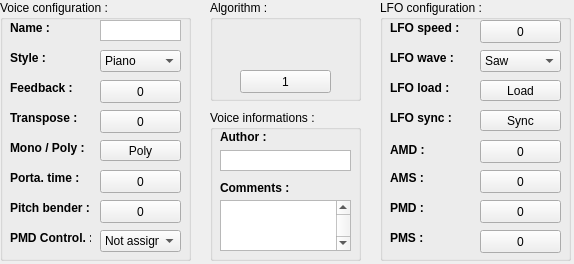
First picture: the form in interface/qvoice.ui, repository LasDesu/fb01editor, before the edit.
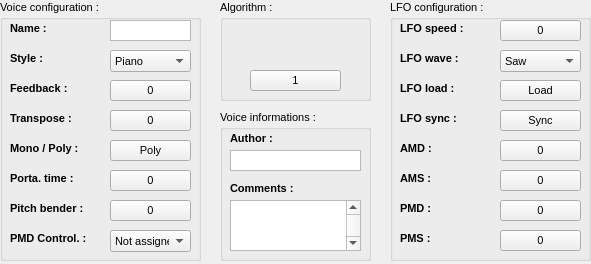
Second picture: the form after the edit. Icons and pictures are not drawn. Custom widgets are drawn as their Qt base class.

The edit to the form file:
```diff
--- a/interface/qvoice.ui
+++ b/interface/qvoice.ui
@@ -6,7 +6,7 @@
    <rect>
     <x>0</x>
     <y>0</y>
-    <width>574</width>
+    <width>591</width>
     <height>264</height>
    </rect>
   </property>
@@ -18,10 +18,15 @@
     <rect>
      <x>0</x>
      <y>0</y>
-     <width>191</width>
+     <width>201</width>
      <height>261</height>
     </rect>
    </property>
+   <property name="font">
+    <font>
+     <pointsize>8</pointsize>
+    </font>
+   </property>
    <property name="title">
     <string>Voice configuration :</string>
    </property>
@@ -30,12 +35,13 @@
      <rect>
       <x>10</x>
       <y>50</y>
-      <width>81</width>
+      <width>91</width>
       <height>16</height>
      </rect>
     </property>
     <property name="font">
      <font>
+      <pointsize>8</pointsize>
       <weight>75</weight>
       <bold>true</bold>
      </font>
@@ -47,12 +53,17 @@
    <widget class="QComboBox" name="cmbBox_style">
     <property name="geometry">
      <rect>
-      <x>100</x>
+      <x>110</x>
       <y>50</y>
       <width>81</width>
       <height>22</height>
      </rect>
     </property>
+    <property name="font">
+     <font>
+      <pointsize>8</pointsize>
+     </font>
+    </property>
     <property name="toolTip">
      <string>The style of the voice (stored as user code)</string>
     </property>
@@ -137,12 +148,13 @@
      <rect>
       <x>10</x>
       <y>20</y>
-      <width>81</width>
+      <width>91</width>
       <height>16</height>
      </rect>
     </property>
     <property name="font">
      <font>
+      <pointsize>8</pointsize>
       <weight>75</weight>
       <bold>true</bold>
      </font>
@@ -154,12 +166,17 @@
    <widget class="QPlainTextEdit" name="txtEdit_voicename">
     <property name="geometry">
      <rect>
-      <x>100</x>
+      <x>110</x>
       <y>20</y>
       <width>81</width>
       <height>21</height>
      </rect>
     </property>
+    <property name="font">
+     <font>
+      <pointsize>8</pointsize>
+     </font>
+    </property>
     <property name="toolTip">
      <string>The name of the voice</string>
     </property>
@@ -184,12 +201,13 @@
      <rect>
       <x>10</x>
       <y>80</y>
-      <width>81</width>
+      <width>91</width>
       <height>16</height>
      </rect>
     </property>
     <property name="font">
      <font>
+      <pointsize>8</pointsize>
       <weight>75</weight>
       <bold>true</bold>
      </font>
@@ -201,12 +219,17 @@
    <widget class="QButton" name="but_feedback">
     <property name="geometry">
      <rect>
-      <x>100</x>
+      <x>110</x>
       <y>80</y>
       <width>81</width>
-      <height>23</height>
+      <height>21</height>
      </rect>
     </property>
+    <property name="font">
+     <font>
+      <pointsize>8</pointsize>
+     </font>
+    </property>
     <property name="toolTip">
      <string>The level of feedback for the synthesis</string>
     </property>
@@ -225,12 +248,13 @@
      <rect>
       <x>10</x>
       <y>170</y>
-      <width>81</width>
+      <width>91</width>
       <height>16</height>
      </rect>
     </property>
     <property name="font">
      <font>
+      <pointsize>8</pointsize>
       <weight>75</weight>
       <bold>true</bold>
      </font>
@@ -242,12 +266,17 @@
    <widget class="QButton" name="but_porta">
     <property name="geometry">
      <rect>
-      <x>100</x>
+      <x>110</x>
       <y>170</y>
       <width>81</width>
-      <height>23</height>
+      <height>21</height>
      </rect>
     </property>
+    <property name="font">
+     <font>
+      <pointsize>8</pointsize>
+     </font>
+    </property>
     <property name="toolTip">
      <string>The portamento length of the instrument</string>
     </property>
@@ -266,12 +295,13 @@
      <rect>
       <x>10</x>
       <y>200</y>
-      <width>81</width>
+      <width>91</width>
       <height>16</height>
      </rect>
     </property>
     <property name="font">
      <font>
+      <pointsize>8</pointsize>
       <weight>75</weight>
       <bold>true</bold>
      </font>
@@ -283,12 +313,17 @@
    <widget class="QButton" name="but_trans">
     <property name="geometry">
      <rect>
-      <x>100</x>
+      <x>110</x>
       <y>110</y>
       <width>81</width>
-      <height>23</height>
+      <height>21</height>
      </rect>
     </property>
+    <property name="font">
+     <font>
+      <pointsize>8</pointsize>
+     </font>
+    </property>
     <property name="toolTip">
      <string>The transpose level of the voice</string>
     </property>
@@ -305,12 +340,17 @@
    <widget class="QPushButton" name="pshBut_poly">
     <property name="geometry">
      <rect>
-      <x>100</x>
+      <x>110</x>
       <y>140</y>
       <width>81</width>
       <height>21</height>
      </rect>
     </property>
+    <property name="font">
+     <font>
+      <pointsize>8</pointsize>
+     </font>
+    </property>
     <property name="toolTip">
      <string>The voice response to a multiple notes play</string>
     </property>
@@ -324,12 +364,17 @@
    <widget class="QComboBox" name="cmbBox_pmdctl">
     <property name="geometry">
      <rect>
-      <x>100</x>
+      <x>110</x>
       <y>230</y>
       <width>81</width>
       <height>22</height>
      </rect>
     </property>
+    <property name="font">
+     <font>
+      <pointsize>8</pointsize>
+     </font>
+    </property>
     <property name="toolTip">
      <string>The kind of MIDI controler assigned to PMD</string>
     </property>
@@ -362,12 +407,17 @@
    <widget class="QButton" name="but_pitch">
     <property name="geometry">
      <rect>
-      <x>100</x>
+      <x>110</x>
       <y>200</y>
       <width>81</width>
-      <height>23</height>
+      <height>21</height>
      </rect>
     </property>
+    <property name="font">
+     <font>
+      <pointsize>8</pointsize>
+     </font>
+    </property>
     <property name="toolTip">
      <string>The pitchbender range of the voice</string>
     </property>
@@ -386,12 +436,13 @@
      <rect>
       <x>10</x>
       <y>110</y>
-      <width>81</width>
+      <width>91</width>
       <height>16</height>
      </rect>
     </property>
     <property name="font">
      <font>
+      <pointsize>8</pointsize>
       <weight>75</weight>
       <bold>true</bold>
      </font>
@@ -405,12 +456,13 @@
      <rect>
       <x>10</x>
       <y>140</y>
-      <width>81</width>
+      <width>91</width>
       <height>16</height>
      </rect>
     </property>
     <property name="font">
      <font>
+      <pointsize>8</pointsize>
       <weight>75</weight>
       <bold>true</bold>
      </font>
@@ -424,12 +476,13 @@
      <rect>
       <x>10</x>
       <y>230</y>
-      <width>81</width>
+      <width>91</width>
       <height>16</height>
      </rect>
     </property>
     <property name="font">
      <font>
+      <pointsize>8</pointsize>
       <weight>75</weight>
       <bold>true</bold>
      </font>
@@ -442,12 +495,17 @@
   <widget class="QGroupBox" name="grpBox_algorithm">
    <property name="geometry">
     <rect>
-     <x>210</x>
+     <x>220</x>
      <y>0</y>
      <width>151</width>
      <height>101</height>
     </rect>
    </property>
+   <property name="font">
+    <font>
+     <pointsize>8</pointsize>
+    </font>
+   </property>
    <property name="title">
     <string>Algorithm :</string>
    </property>
@@ -473,9 +531,14 @@
       <x>30</x>
       <y>70</y>
       <width>91</width>
-      <height>23</height>
+      <height>21</height>
      </rect>
     </property>
+    <property name="font">
+     <font>
+      <pointsize>8</pointsize>
+     </font>
+    </property>
     <property name="toolTip">
      <string>The sound algorithm of the voice</string>
     </property>
@@ -493,12 +556,17 @@
   <widget class="QGroupBox" name="grpBox_LFO">
    <property name="geometry">
     <rect>
-     <x>380</x>
+     <x>390</x>
      <y>0</y>
-     <width>191</width>
+     <width>201</width>
      <height>261</height>
     </rect>
    </property>
+   <property name="font">
+    <font>
+     <pointsize>8</pointsize>
+    </font>
+   </property>
    <property name="title">
     <string>LFO configuration :</string>
    </property>
@@ -507,12 +575,13 @@
      <rect>
       <x>10</x>
       <y>50</y>
-      <width>81</width>
+      <width>91</width>
       <height>16</height>
      </rect>
     </property>
     <property name="font">
      <font>
+      <pointsize>8</pointsize>
       <weight>75</weight>
       <bold>true</bold>
      </font>
@@ -524,12 +593,17 @@
    <widget class="QComboBox" name="cmbBox_LFOwave">
     <property name="geometry">
      <rect>
-      <x>100</x>
+      <x>110</x>
       <y>50</y>
       <width>81</width>
       <height>22</height>
      </rect>
     </property>
+    <property name="font">
+     <font>
+      <pointsize>8</pointsize>
+     </font>
+    </property>
     <property name="toolTip">
      <string>The requested waveform for the LFO</string>
     </property>
@@ -559,12 +633,13 @@
      <rect>
       <x>10</x>
       <y>20</y>
-      <width>81</width>
+      <width>91</width>
       <height>16</height>
      </rect>
     </property>
     <property name="font">
      <font>
+      <pointsize>8</pointsize>
       <weight>75</weight>
       <bold>true</bold>
      </font>
@@ -578,12 +653,13 @@
      <rect>
       <x>10</x>
       <y>80</y>
-      <width>81</width>
+      <width>91</width>
       <height>16</height>
      </rect>
     </property>
     <property name="font">
      <font>
+      <pointsize>8</pointsize>
       <weight>75</weight>
       <bold>true</bold>
      </font>
@@ -595,12 +671,17 @@
    <widget class="QPushButton" name="pshBut_LFOload">
     <property name="geometry">
      <rect>
-      <x>100</x>
+      <x>110</x>
       <y>80</y>
       <width>81</width>
       <height>21</height>
      </rect>
     </property>
+    <property name="font">
+     <font>
+      <pointsize>8</pointsize>
+     </font>
+    </property>
     <property name="toolTip">
      <string>Set the LFO configuration when loading the voice</string>
     </property>
@@ -616,12 +697,13 @@
      <rect>
       <x>10</x>
       <y>110</y>
-      <width>81</width>
+      <width>91</width>
       <height>16</height>
      </rect>
     </property>
     <property name="font">
      <font>
+      <pointsize>8</pointsize>
       <weight>75</weight>
       <bold>true</bold>
      </font>
@@ -633,12 +715,17 @@
    <widget class="QPushButton" name="pshBut_LFOsync">
     <property name="geometry">
      <rect>
-      <x>100</x>
+      <x>110</x>
       <y>110</y>
       <width>81</width>
       <height>21</height>
      </rect>
     </property>
+    <property name="font">
+     <font>
+      <pointsize>8</pointsize>
+     </font>
+    </property>
     <property name="toolTip">
      <string>Synchronize the LFO with key pressing</string>
     </property>
@@ -652,12 +739,17 @@
    <widget class="QButton" name="but_PMS">
     <property name="geometry">
      <rect>
-      <x>100</x>
+      <x>110</x>
       <y>230</y>
       <width>81</width>
-      <height>23</height>
+      <height>21</height>
      </rect>
     </property>
+    <property name="font">
+     <font>
+      <pointsize>8</pointsize>
+     </font>
+    </property>
     <property name="toolTip">
      <string>The pitch modulation sensitivity</string>
     </property>
@@ -676,12 +768,13 @@
      <rect>
       <x>10</x>
       <y>140</y>
-      <width>41</width>
-      <height>20</height>
+      <width>91</width>
+      <height>16</height>
      </rect>
     </property>
     <property name="font">
      <font>
+      <pointsize>8</pointsize>
       <weight>75</weight>
       <bold>true</bold>
      </font>
@@ -695,12 +788,13 @@
      <rect>
       <x>10</x>
       <y>230</y>
-      <width>41</width>
+      <width>91</width>
       <height>16</height>
      </rect>
     </property>
     <property name="font">
      <font>
+      <pointsize>8</pointsize>
       <weight>75</weight>
       <bold>true</bold>
      </font>
@@ -714,12 +808,13 @@
      <rect>
       <x>10</x>
       <y>170</y>
-      <width>41</width>
+      <width>91</width>
       <height>16</height>
      </rect>
     </property>
     <property name="font">
      <font>
+      <pointsize>8</pointsize>
       <weight>75</weight>
       <bold>true</bold>
      </font>
@@ -731,12 +826,17 @@
    <widget class="QButton" name="but_AMS">
     <property name="geometry">
      <rect>
-      <x>100</x>
+      <x>110</x>
       <y>170</y>
       <width>81</width>
-      <height>23</height>
+      <height>21</height>
      </rect>
     </property>
+    <property name="font">
+     <font>
+      <pointsize>8</pointsize>
+     </font>
+    </property>
     <property name="toolTip">
      <string>The amplitude modulation sensitivity</string>
     </property>
@@ -753,12 +853,17 @@
    <widget class="QButton" name="but_PMD">
     <property name="geometry">
      <rect>
-      <x>100</x>
+      <x>110</x>
       <y>200</y>
       <width>81</width>
-      <height>23</height>
+      <height>21</height>
      </rect>
     </property>
+    <property name="font">
+     <font>
+      <pointsize>8</pointsize>
+     </font>
+    </property>
     <property name="toolTip">
      <string>The pitch modulation</string>
     </property>
@@ -777,12 +882,13 @@
      <rect>
       <x>10</x>
       <y>200</y>
-      <width>41</width>
+      <width>91</width>
       <height>16</height>
      </rect>
     </property>
     <property name="font">
      <font>
+      <pointsize>8</pointsize>
       <weight>75</weight>
       <bold>true</bold>
      </font>
@@ -794,12 +900,17 @@
    <widget class="QButton" name="but_AMD">
     <property name="geometry">
      <rect>
-      <x>100</x>
+      <x>110</x>
       <y>140</y>
       <width>81</width>
-      <height>23</height>
+      <height>21</height>
      </rect>
     </property>
+    <property name="font">
+     <font>
+      <pointsize>8</pointsize>
+     </font>
+    </property>
     <property name="toolTip">
      <string>The amplitude modulation</string>
     </property>
@@ -816,12 +927,17 @@
    <widget class="QButton" name="but_LFOspeed">
     <property name="geometry">
      <rect>
-      <x>100</x>
+      <x>110</x>
       <y>20</y>
       <width>81</width>
-      <height>23</height>
+      <height>21</height>
      </rect>
     </property>
+    <property name="font">
+     <font>
+      <pointsize>8</pointsize>
+     </font>
+    </property>
     <property name="toolTip">
      <string>The amplitude modulation</string>
     </property>
@@ -839,12 +955,17 @@
   <widget class="QGroupBox" name="grpBox_informations">
    <property name="geometry">
     <rect>
-     <x>210</x>
+     <x>220</x>
      <y>110</y>
      <width>151</width>
      <height>151</height>
     </rect>
    </property>
+   <property name="font">
+    <font>
+     <pointsize>8</pointsize>
+    </font>
+   </property>
    <property name="title">
     <string>Voice informations :</string>
    </property>
@@ -853,12 +974,13 @@
      <rect>
       <x>10</x>
       <y>20</y>
-      <width>46</width>
-      <height>14</height>
+      <width>131</width>
+      <height>16</height>
      </rect>
     </property>
     <property name="font">
      <font>
+      <pointsize>8</pointsize>
       <weight>75</weight>
       <bold>true</bold>
      </font>
@@ -876,6 +998,11 @@
       <height>21</height>
      </rect>
     </property>
+    <property name="font">
+     <font>
+      <pointsize>8</pointsize>
+     </font>
+    </property>
     <property name="toolTip">
      <string>The proud author of the voice</string>
     </property>
@@ -898,6 +1025,11 @@
       <height>51</height>
      </rect>
     </property>
+    <property name="font">
+     <font>
+      <pointsize>8</pointsize>
+     </font>
+    </property>
     <property name="toolTip">
      <string>Any comments about the voice</string>
     </property>
@@ -916,12 +1048,13 @@
      <rect>
       <x>10</x>
       <y>70</y>
-      <width>71</width>
+      <width>131</width>
       <height>16</height>
      </rect>
     </property>
     <property name="font">
      <font>
+      <pointsize>8</pointsize>
       <weight>75</weight>
       <bold>true</bold>
      </font>
```
Left out of the diff: 6 changed lines with no effect on the pictures.
